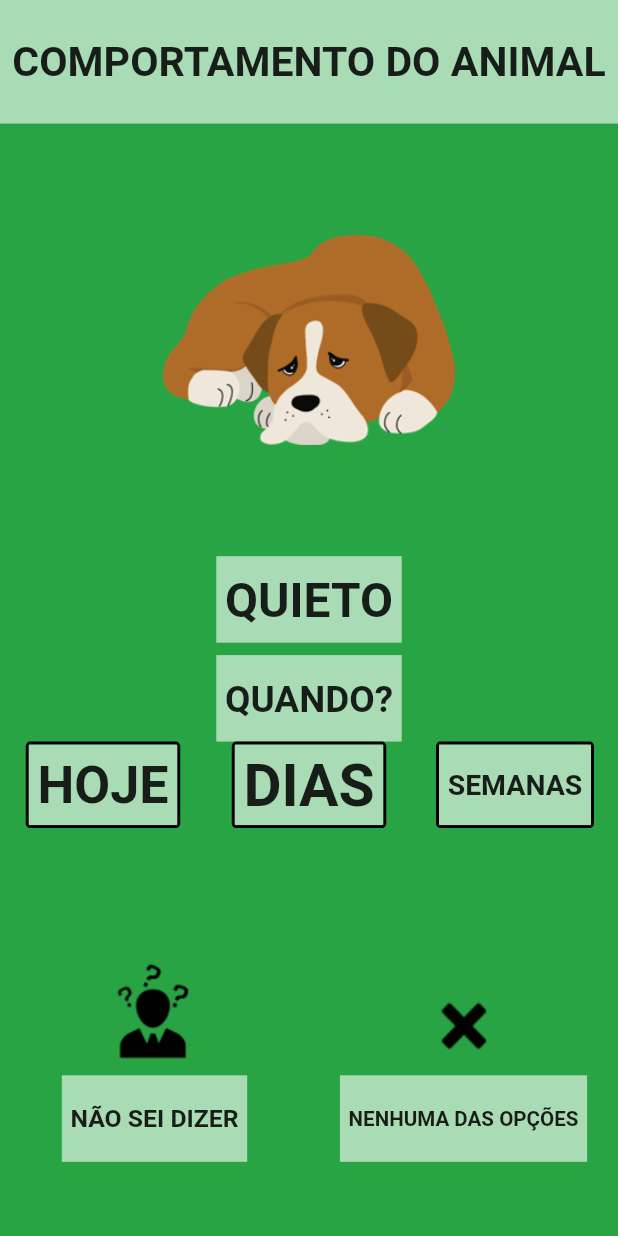
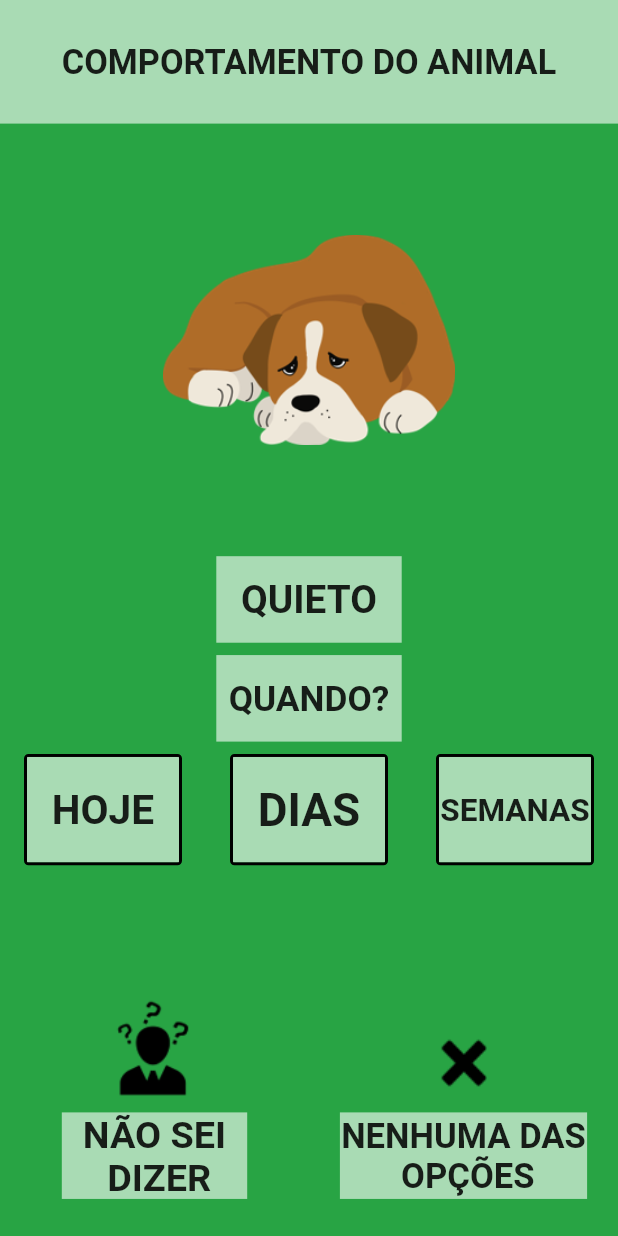
Before and after one commit to luizrgf2/Libraspetapp, a Flutter app: the Quiet_Screen screen opened directly, on a phone screen of 412 x 824 dp. Run offline on Flutter 3.47's test engine with Material 2 defaults, Android fonts, the phone set to English and light mode, and no system bars.

Commit message:
fonts fix

```diff
--- a/lib/components/area_text.dart
+++ b/lib/components/area_text.dart
@@ -5,20 +5,25 @@ class AreaText extends StatelessWidget {
   final String text;
   final double altura;
   final double largura;
+  final double altura_text;
 
   AreaText(
-      {@required this.text, @required this.altura, @required this.largura});
+      {@required this.text,
+      @required this.altura,
+      @required this.largura,
+      @required this.altura_text});
 
   @override
   Widget build(BuildContext context) {
     return Container(
-      padding: EdgeInsets.only(left: altura * 0.1, right: altura * 0.1),
+      padding: EdgeInsets.only(left: altura_text, right: altura_text),
       color: color,
       height: altura,
       width: largura,
       child: FittedBox(
         child: Text(
           text,
+          textAlign: TextAlign.center,
           style: TextStyle(fontWeight: FontWeight.bold),
         ),
       ),
--- a/lib/components/button_text.dart
+++ b/lib/components/button_text.dart
@@ -5,13 +5,15 @@ class Button_text extends StatelessWidget {
   final Function function;
   final double altura;
   final double largura;
+  final double altura_text;
   final String text;
 
   Button_text(
       {@required this.function,
       @required this.altura,
       @required this.largura,
-      @required this.text});
+      @required this.text,
+      @required this.altura_text});
 
   @override
   Widget build(BuildContext context) {
@@ -23,7 +25,12 @@ class Button_text extends StatelessWidget {
         decoration: BoxDecoration(
             border: Border.all(width: 2),
             borderRadius: BorderRadius.circular(3)),
-        child: AreaText(text: text, altura: altura, largura: largura),
+        child: AreaText(
+          text: text,
+          altura: altura,
+          largura: largura,
+          altura_text: altura_text,
+        ),
       ),
     );
   }
--- a/lib/screens/quiet_screen.dart
+++ b/lib/screens/quiet_screen.dart
@@ -16,7 +16,8 @@ class Quiet_Screen extends StatelessWidget {
           AreaText(
               text: 'COMPORTAMENTO DO ANIMAL',
               altura: altura * 0.1,
-              largura: largura),
+              largura: largura,
+              altura_text: altura * 0.05),
           ImageClick(
             largura: largura * 0.55,
             altura: altura * 0.35,
@@ -25,33 +26,46 @@ class Quiet_Screen extends StatelessWidget {
             padding: 0,
           ),
           AreaText(
-              text: 'QUIETO', altura: altura * 0.07, largura: largura * 0.3),
+              text: 'QUIETO',
+              altura: altura * 0.07,
+              largura: largura * 0.3,
+              altura_text: altura * 0.02),
           SizedBox(
             height: altura * 0.01,
           ),
           AreaText(
-              text: 'QUANDO?', altura: altura * 0.07, largura: largura * 0.3),
+              text: 'QUANDO?',
+              altura: altura * 0.07,
+              largura: largura * 0.3,
+              altura_text: altura * 0.01),
+          SizedBox(
+            height: altura * 0.01,
+          ),
           Row(
+            mainAxisAlignment: MainAxisAlignment.center,
             children: [
               Expanded(
                 child: Button_text(
+                    altura_text: altura * 0.02,
                     function: () {},
-                    altura: altura * 0.07,
-                    largura: largura * 0.25,
+                    altura: altura * 0.09,
+                    largura: largura * 0.3,
                     text: 'HOJE'),
               ),
               Expanded(
                 child: Button_text(
+                    altura_text: altura * 0.02,
                     function: () {},
-                    altura: altura * 0.07,
-                    largura: largura * 0.25,
+                    altura: altura * 0.09,
+                    largura: largura * 0.3,
                     text: 'DIAS'),
               ),
               Expanded(
                 child: Button_text(
+                    altura_text: altura * 0.001,
                     function: () {},
-                    altura: altura * 0.07,
-                    largura: largura * 0.4,
+                    altura: altura * 0.09,
+                    largura: largura * 0.3,
                     text: 'SEMANAS'),
               )
             ],
@@ -71,9 +85,10 @@ class Quiet_Screen extends StatelessWidget {
                         padding: altura * 0.2 * 0.5,
                       ),
                       AreaText(
-                          text: 'NÃO SEI DIZER',
+                          text: 'NÃO SEI\n DIZER',
                           altura: altura * 0.07,
-                          largura: largura * 0.3),
+                          largura: largura * 0.3,
+                          altura_text: altura * 0.004),
                     ],
                   ),
                 ),
@@ -88,9 +103,10 @@ class Quiet_Screen extends StatelessWidget {
                         padding: altura * 0.2 * 0.6,
                       ),
                       AreaText(
-                          text: 'NENHUMA DAS OPÇÕES',
+                          text: 'NENHUMA DAS\n OPÇÕES',
                           altura: altura * 0.07,
-                          largura: largura * 0.4),
+                          largura: largura * 0.4,
+                          altura_text: altura * 0.001),
                     ],
                   ),
                 )
```
Also changed, not shown: lib/screens/agitated_screen.dart (+30 -14 lines), lib/screens/alert_screen.dart (+29 -13 lines), lib/screens/emergecy_screen.dart (+16 -8 lines).
